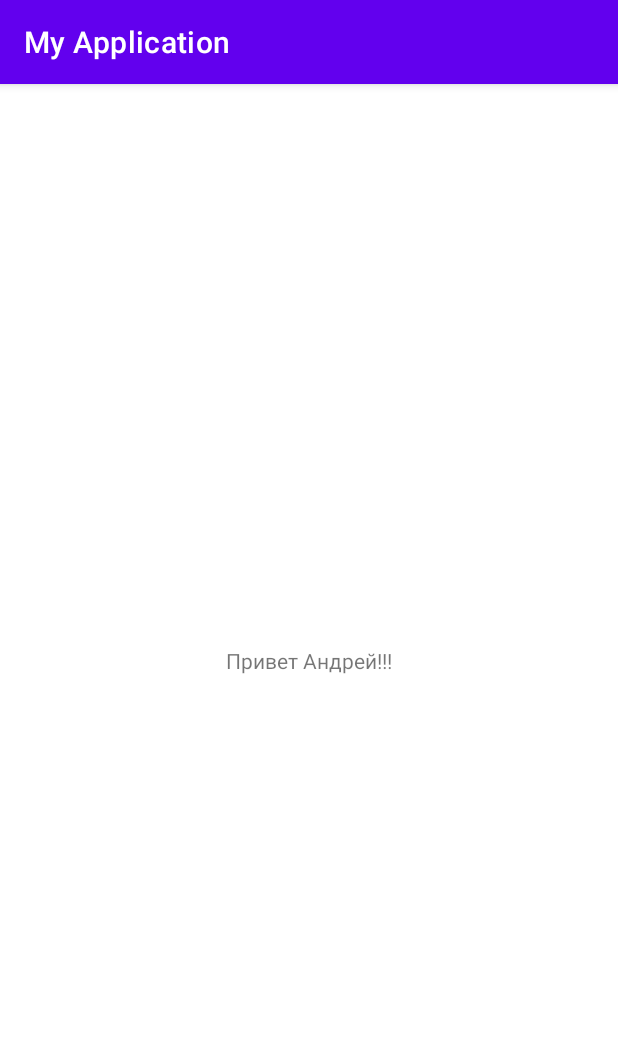
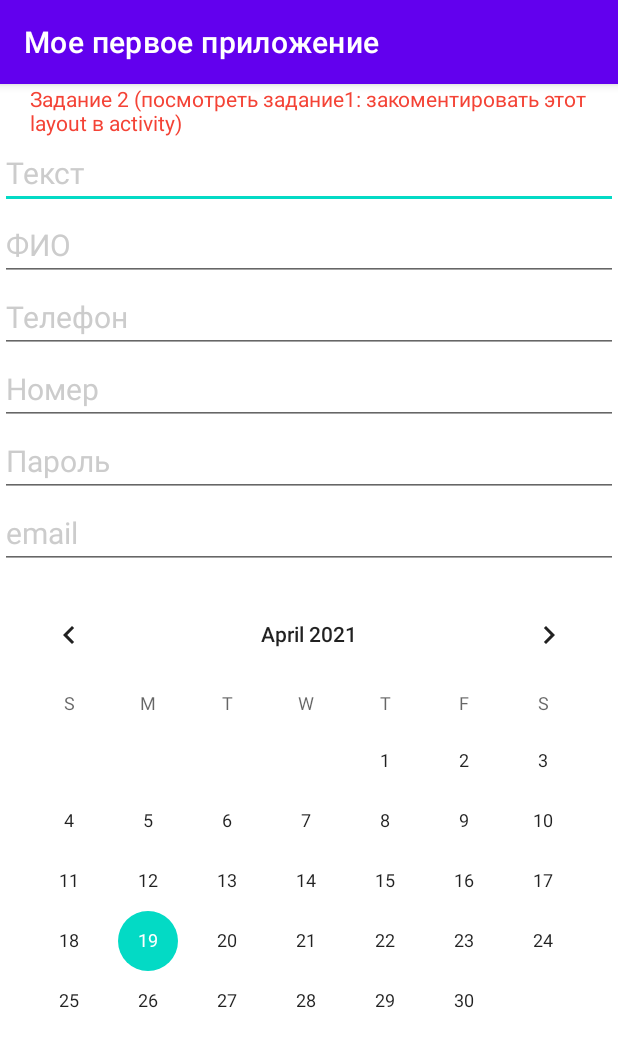
Before and after one commit to apodolyako/android1, an Android app: the screen it shows after launch (MainActivity), on a phone screen of 412 x 824 dp. Shown: the top 1047 px of the screen. Run offline under Robolectric (Android 15) with nearby library versions, the phone set to English and light mode, and no system bars.

Commit message:
Выполнил задание1

```diff
--- a/app/src/main/java/com/example/myapplication/MainActivity.java
+++ b/app/src/main/java/com/example/myapplication/MainActivity.java
@@ -3,12 +3,19 @@ package com.example.myapplication;
 import androidx.appcompat.app.AppCompatActivity;
 
 import android.os.Bundle;
+import android.view.View;
+import android.widget.Button;
+import android.widget.EditText;
+import android.widget.TextView;
 
 public class MainActivity extends AppCompatActivity {
 
     @Override
     protected void onCreate(Bundle savedInstanceState) {
         super.onCreate(savedInstanceState);
-        setContentView(R.layout.activity_main);
+//        setContentView(R.layout.activity_main);
+        setContentView(R.layout.activity_main_second);
+
+
     }
 }
--- /dev/null
+++ b/app/src/main/res/layout/activity_main_second.xml
@@ -0,0 +1,77 @@
+<?xml version="1.0" encoding="utf-8"?>
+<LinearLayout xmlns:android="http://schemas.android.com/apk/res/android"
+    xmlns:tools="http://schemas.android.com/tools"
+    android:layout_width="match_parent"
+    android:layout_height="match_parent"
+    android:orientation="vertical"
+    tools:visibility="visible">
+
+    <TextView
+        android:layout_width="match_parent"
+        android:layout_height="wrap_content"
+        android:layout_marginLeft="20dp"
+        android:layout_marginRight="20dp"
+        android:text="Задание 2 (посмотреть задание1: закоментировать этот layout в activity)"
+        android:textColor="#F44336" />
+
+    <EditText
+        android:layout_width="match_parent"
+        android:layout_height="wrap_content"
+        android:inputType="text"
+        android:hint="Текст"
+        android:textColorHint="#ccc"
+        android:textColor="#ccc"
+        android:textSize="20sp" />
+
+    <EditText
+        android:layout_width="match_parent"
+        android:layout_height="wrap_content"
+        android:inputType="textPersonName"
+        android:hint="ФИО"
+        android:textColorHint="#ccc"
+        android:textColor="#ccc"
+        android:textSize="20sp" />
+
+    <EditText
+        android:layout_width="match_parent"
+        android:layout_height="wrap_content"
+        android:inputType="phone"
+        android:hint="Телефон"
+        android:textColorHint="#ccc"
+        android:textColor="#ccc"
+        android:textSize="20sp" />
+
+    <EditText
+        android:layout_width="match_parent"
+        android:layout_height="wrap_content"
+        android:inputType="number"
+        android:hint="Номер"
+        android:textColorHint="#ccc"
+        android:textColor="#DA9C9C9C"
+        android:textSize="20sp" />
+
+    <EditText
+        android:layout_width="match_parent"
+        android:layout_height="wrap_content"
+        android:hint="Пароль"
+        android:textColorHint="#ccc"
+        android:inputType="textPassword"
+        android:textColor="#ccc"
+        android:textSize="20sp" />
+
+    <EditText
+        android:layout_width="match_parent"
+        android:layout_height="wrap_content"
+        android:inputType="textEmailAddress"
+        android:hint="email"
+        android:textColorHint="#ccc"
+        android:textColor="#ccc"
+        android:textSize="20sp" />
+
+    <CalendarView
+        android:layout_width="match_parent"
+        android:layout_height="wrap_content"
+        android:layout_marginTop="10dp" />
+
+
+</LinearLayout>
--- a/app/src/main/res/values/strings.xml
+++ b/app/src/main/res/values/strings.xml
@@ -1,3 +1,3 @@
 <resources>
-    <string name="app_name">My Application</string>
+        <string name="app_name">Мое первое приложение</string>
 </resources>
```
Also changed, not shown: app/src/main/res/layout/activity_main.xml (+60 -12 lines).
